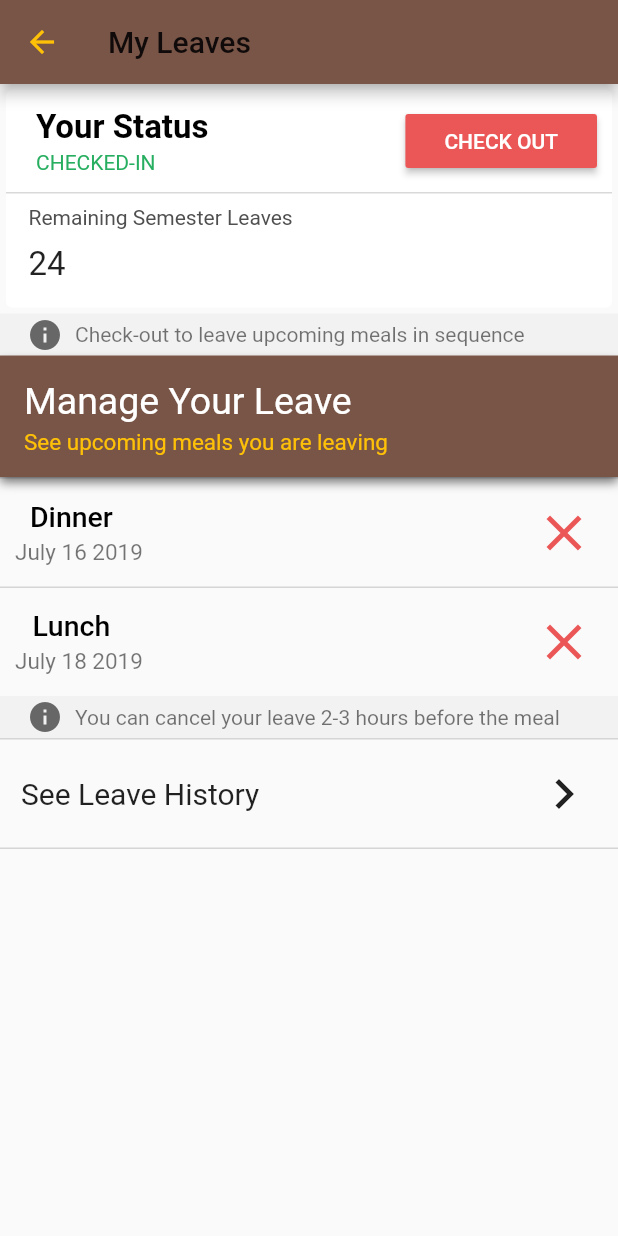
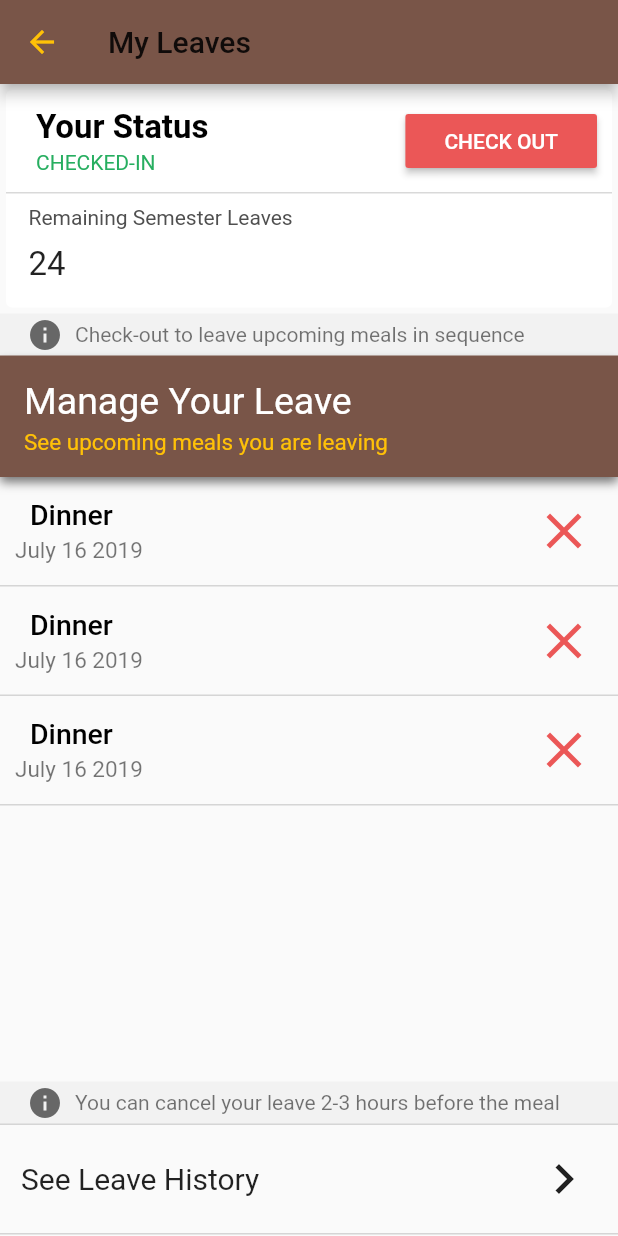
Before and after one commit to mdgspace/appetizer-flutter, a Flutter app: the MyLeaves screen opened directly, on a phone screen of 412 x 824 dp. Run offline on Flutter 3.47's test engine with Material 2 defaults, Android fonts, the phone set to English and light mode, and no system bars; our stand-ins replace flare_flutter.

Commit message:
feat & bfix: Add notifHistory and fix myLeaves

```diff
--- a/lib/screens/my_leaves/meal_left.dart
+++ b/lib/screens/my_leaves/meal_left.dart
@@ -12,9 +12,9 @@ class MealLeft extends StatelessWidget{
     return Container(
       decoration: BoxDecoration(
           border: Border(
-              top: BorderSide(
-                color: const Color.fromRGBO(00, 00, 00, 0.15),
-              )
+            bottom: BorderSide(
+              color: const Color.fromRGBO(00, 00, 00, 0.15),
+            ),
           )
       ),
       child: Row(
--- a/lib/screens/my_leaves/my_leaves_screen.dart
+++ b/lib/screens/my_leaves/my_leaves_screen.dart
@@ -20,28 +20,45 @@ class MyLeaves extends StatelessWidget {
         title: Text("My Leaves"),
         backgroundColor: const Color.fromRGBO(121, 85, 72, 1),
       ),
-      body: Container(
-        height: MediaQuery
-            .of(context)
-            .size
-            .height,
+      body: Column(
+        mainAxisAlignment: MainAxisAlignment.spaceBetween,
+        children: <Widget>[
+          Container(
+            height: 262.0,
             child: Column(
-          crossAxisAlignment: CrossAxisAlignment.center,
+              crossAxisAlignment: CrossAxisAlignment.start,
               children: <Widget>[
                 StatusCard2(24, true),
                 InfoMessage('Check-out to leave upcoming meals in sequence'),
                 ManageLeaveBanner(),
+              ],
+            ),
+          ),
+          Expanded(
+            child: ListView(
+              children: <Widget>[
                 //TODO: USE MAP FOR THE MEALS LEFT
                 MealLeft('Dinner', 'July 16 2019'),
-            MealLeft('Lunch', 'July 18 2019'),
+                MealLeft('Dinner', 'July 16 2019'),
+                MealLeft('Dinner', 'July 16 2019'),
+              ],
+            ),
+          ),
+          Container(
+            height: 103.0,
+            child: Column(
+              crossAxisAlignment: CrossAxisAlignment.start,
+              children: <Widget>[
                 InfoMessage('You can cancel your leave 2-3 hours before the meal'),
                 SeeHistory(),
+              ],
+            ),
+          )
 //        }else{
 //    NoLeaves()
 //  }
         ],
       ),
-      ),
     );
   }
 }
```
Also changed, not shown: lib/screens/my_rebates/my_rebates_screen.dart (+1 -7 lines), lib/screens/notification_history/noti_history_screen.dart (added, +28 -0 lines), lib/screens/notification_history/notification.dart (added, +61 -0 lines). Lines whose indentation alone changed are shown as unchanged.
